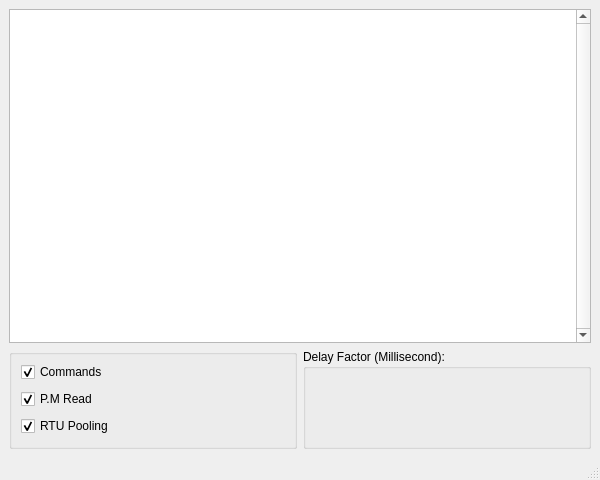
alibsp/PowerMeterInterface, file MainWindow.ui: the form before one commit.
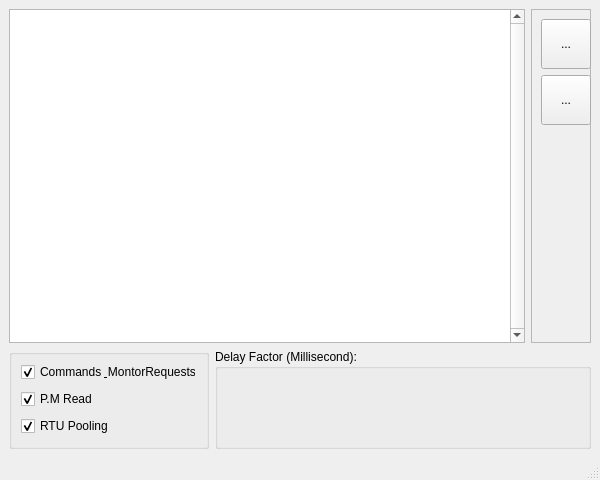
The form after the commit. Icons and pictures are not drawn.

Diff of the .ui file:
```diff
--- a/MainWindow.ui
+++ b/MainWindow.ui
@@ -15,7 +15,112 @@
   </property>
   <widget class="QWidget" name="centralwidget">
    <layout class="QGridLayout" name="gridLayout">
-    <item row="1" column="0" rowspan="3">
+    <item row="0" column="0" colspan="2">
+     <widget class="QPlainTextEdit" name="pteLog">
+      <property name="verticalScrollBarPolicy">
+       <enum>Qt::ScrollBarAlwaysOn</enum>
+      </property>
+      <property name="readOnly">
+       <bool>true</bool>
+      </property>
+     </widget>
+    </item>
+    <item row="0" column="2">
+     <widget class="QFrame" name="frame">
+      <property name="minimumSize">
+       <size>
+        <width>60</width>
+        <height>0</height>
+       </size>
+      </property>
+      <property name="maximumSize">
+       <size>
+        <width>50</width>
+        <height>16777215</height>
+       </size>
+      </property>
+      <property name="frameShape">
+       <enum>QFrame::StyledPanel</enum>
+      </property>
+      <property name="frameShadow">
+       <enum>QFrame::Raised</enum>
+      </property>
+      <layout class="QGridLayout" name="gridLayout_3">
+       <item row="2" column="0">
+        <spacer name="verticalSpacer_2">
+         <property name="orientation">
+          <enum>Qt::Vertical</enum>
+         </property>
+         <property name="sizeHint" stdset="0">
+          <size>
+           <width>20</width>
+           <height>40</height>
+          </size>
+         </property>
+        </spacer>
+       </item>
+       <item row="0" column="0">
+        <widget class="QToolButton" name="btnPlay">
+         <property name="minimumSize">
+          <size>
+           <width>50</width>
+           <height>50</height>
+          </size>
+         </property>
+         <property name="maximumSize">
+          <size>
+           <width>50</width>
+           <height>50</height>
+          </size>
+         </property>
+         <property name="text">
+          <string>...</string>
+         </property>
+         <property name="icon">
+          <iconset resource="Images.qrc">
+           <normaloff>:/Images/pause.png</normaloff>:/Images/pause.png</iconset>
+         </property>
+         <property name="iconSize">
+          <size>
+           <width>32</width>
+           <height>32</height>
+          </size>
+         </property>
+        </widget>
+       </item>
+       <item row="1" column="0">
+        <widget class="QToolButton" name="btnClear">
+         <property name="minimumSize">
+          <size>
+           <width>50</width>
+           <height>50</height>
+          </size>
+         </property>
+         <property name="maximumSize">
+          <size>
+           <width>50</width>
+           <height>50</height>
+          </size>
+         </property>
+         <property name="text">
+          <string>...</string>
+         </property>
+         <property name="icon">
+          <iconset resource="Images.qrc">
+           <normaloff>:/Images/clear.png</normaloff>:/Images/clear.png</iconset>
+         </property>
+         <property name="iconSize">
+          <size>
+           <width>32</width>
+           <height>32</height>
+          </size>
+         </property>
+        </widget>
+       </item>
+      </layout>
+     </widget>
+    </item>
+    <item row="3" column="0" rowspan="3">
      <widget class="QGroupBox" name="groupBox">
       <property name="minimumSize">
        <size>
@@ -25,7 +130,7 @@
       </property>
       <property name="maximumSize">
        <size>
-        <width>16777215</width>
+        <width>100</width>
         <height>100</height>
        </size>
       </property>
@@ -80,7 +185,7 @@
        <item row="0" column="0">
         <widget class="QCheckBox" name="chbCommand">
          <property name="text">
-          <string>Commands</string>
+          <string>Commands &amp; MontorRequests</string>
          </property>
          <property name="checked">
           <bool>true</bool>
@@ -90,17 +195,7 @@
       </layout>
      </widget>
     </item>
-    <item row="0" column="0" colspan="2">
-     <widget class="QPlainTextEdit" name="pteLog">
-      <property name="verticalScrollBarPolicy">
-       <enum>Qt::ScrollBarAlwaysOn</enum>
-      </property>
-      <property name="readOnly">
-       <bool>true</bool>
-      </property>
-     </widget>
-    </item>
-    <item row="1" column="1" rowspan="3">
+    <item row="3" column="1" rowspan="3" colspan="2">
      <widget class="QGroupBox" name="groupBox_2">
       <property name="minimumSize">
        <size>
```
Left out of the diff: 6 changed lines with no effect on the pictures.
